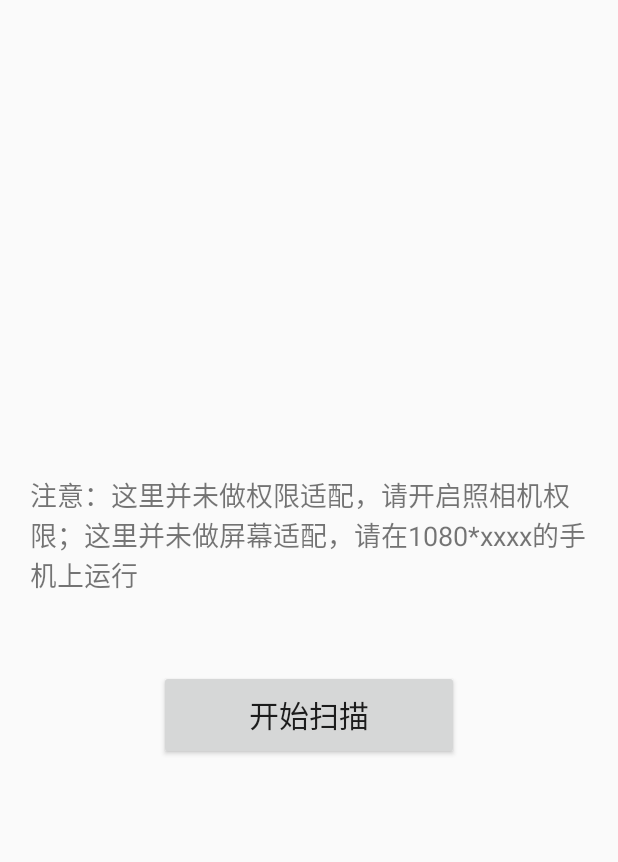
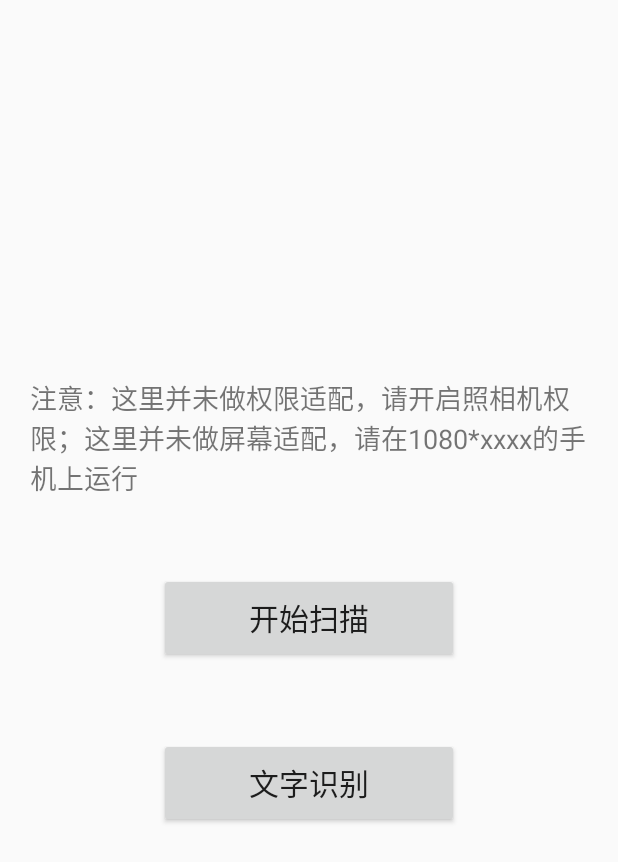
Before and after one commit to shouzhong/Scanner, an Android app: the screen it shows after launch (MainActivity), on a phone screen of 412 x 824 dp. Shown: the top 862 px of the screen. Run offline under Robolectric (Android 15) with nearby library versions, the phone set to English and light mode, and no system bars.

Commit message:
2019-11-01

```diff
--- a/app/src/main/res/layout/activity_main.xml
+++ b/app/src/main/res/layout/activity_main.xml
@@ -30,11 +30,11 @@
         android:textSize="20sp"
         android:text="文字识别"
         android:onClick="onClickBtn2"
-        android:visibility="gone"/>
+        android:visibility="visible"/>
 
     <TextView
         android:id="@+id/tv"
         android:layout_width="wrap_content"
         android:layout_height="wrap_content"
-        android:visibility="gone"/>
+        android:visibility="visible"/>
 </LinearLayout>
--- a/licenseplate/src/main/java/com/shouzhong/licenseplate/LicensePlateUtils.java
+++ b/licenseplate/src/main/java/com/shouzhong/licenseplate/LicensePlateUtils.java
@@ -2,7 +2,6 @@ package com.shouzhong.licenseplate;
 
 import android.content.Context;
 import android.graphics.Bitmap;
-import android.util.Log;
 
 import java.io.File;
 import java.io.FileOutputStream;
@@ -87,7 +86,7 @@ public class LicensePlateUtils {
      * @return
      */
     public static long initRecognizer(Context context) {
-        String path = context.getExternalFilesDir(ASSETS_DIR).getAbsoluteFile().getPath();
+        String path = context.getExternalFilesDir(ASSETS_DIR).getAbsolutePath();
         String cascade_filename = path + File.separator + CASCADE_FILENAME;
         String finemapping_prototxt = path + File.separator + HORIZONAL_FINEMAPPING_PROTOTXT;
         String finemapping_caffemodel = path + File.separator + HORIZONAL_FINEMAPPING_CAFFEMODEL;
```
Also changed, not shown: idcard/src/main/java/com/shouzhong/idcard/IdCardUtils.java (+19 -5 lines), 1 other file.
